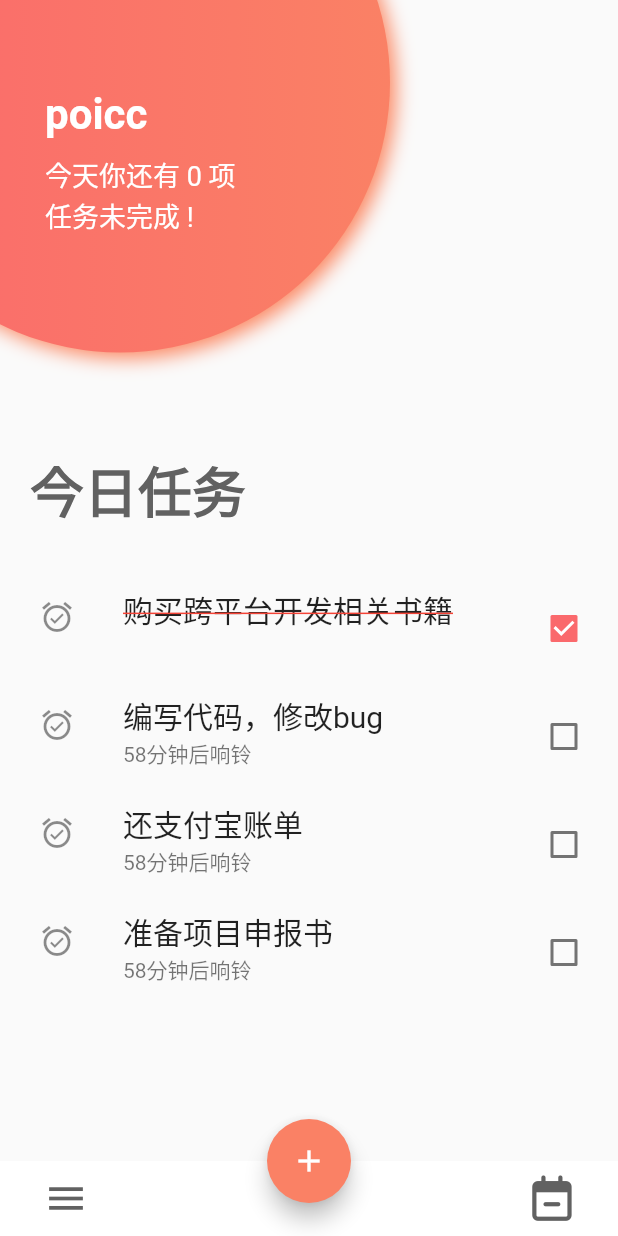
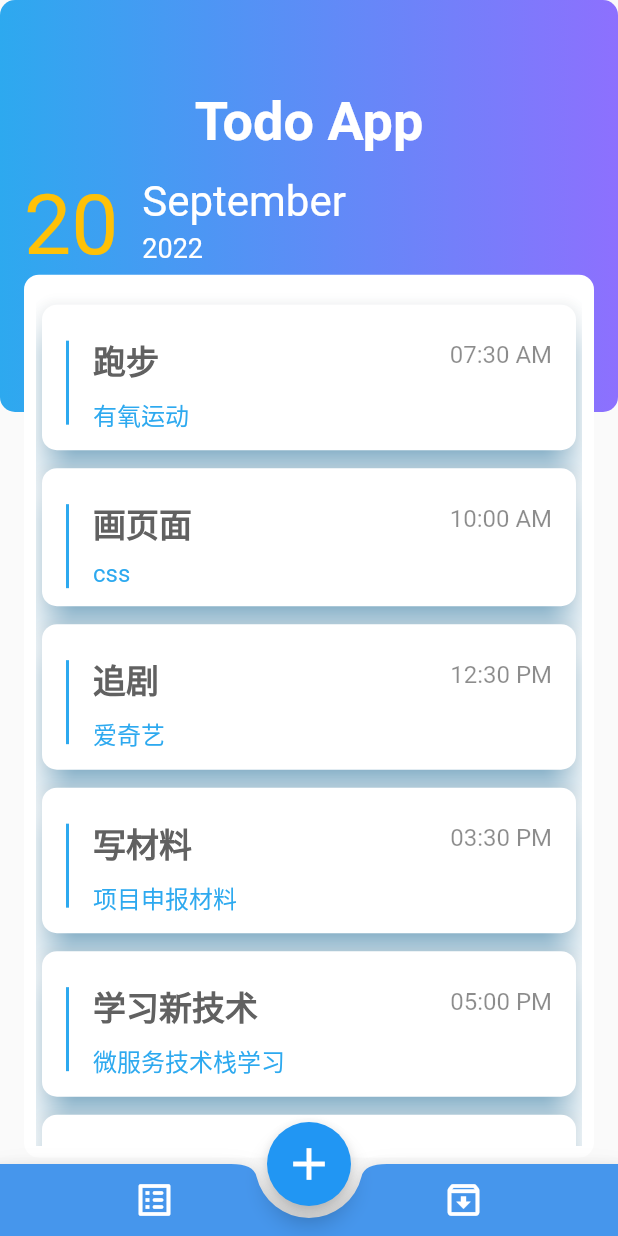
Before and after one commit to poicc/dart_code, a Flutter app: the screen it shows after launch, on a phone screen of 412 x 824 dp. Run offline on Flutter 3.47's test engine with Material 2 defaults, Android fonts, the phone set to English and light mode, and no system bars; our stand-ins replace cached_network_image, date_format, dio, flutter_custom_clippers, flutter_datetime_picker, flutter_html and 3 more.

Commit message:
day6打卡

```diff
--- /dev/null
+++ b/flutter_demo/lib/day21/data/task.dart
@@ -0,0 +1,18 @@
+class Task {
+  final String taskName;
+  final String description;
+  final DateTime taskTime;
+  final bool isDone;
+
+  Task(this.taskName, this.description, this.taskTime, this.isDone);
+}
+
+List<Task> listTask = [
+  Task('跑步', '有氧运动', DateTime(2022, 9, 20, 7, 30), false),
+  Task('画页面', 'css', DateTime(2022, 9, 20, 10, 00), false),
+  Task('追剧', '爱奇艺', DateTime(2022, 9, 20, 12, 30), false),
+  Task('写材料', '项目申报材料', DateTime(2022, 9, 20, 15, 30), false),
+  Task('学习新技术', '微服务技术栈学习', DateTime(2022, 9, 20, 17), false),
+  Task('茶颜悦色', '幽兰拿铁双倍奶油', DateTime(2022, 9, 17, 11), true),
+  Task('健康上报', '企业微信', DateTime(2022, 9, 18, 8), true),
+];
--- /dev/null
+++ b/flutter_demo/lib/day21/day06.dart
@@ -0,0 +1,150 @@
+import 'package:flutter/material.dart';
+import 'package:flutter_demo/day21/data/task.dart';
+import 'package:flutter_demo/day21/widget/CardWidget.dart';
+
+const Color color1 = Color(0xff8d70fe);
+const Color color2 = Color(0xff2da9ef);
+
+class TodoHomeTwoPage extends StatefulWidget {
+  const TodoHomeTwoPage({Key? key}) : super(key: key);
+
+  @override
+  State<TodoHomeTwoPage> createState() => _TodoHomeTwoPageState();
+}
+
+class _TodoHomeTwoPageState extends State<TodoHomeTwoPage> {
+  @override
+  Widget build(BuildContext context) {
+    final size = MediaQuery.of(context).size;
+    return Scaffold(
+      body: SizedBox(
+        width: size.width,
+        height: size.height,
+        child: Stack(
+          children: [
+            Positioned(
+              child: Container(
+                width: size.width,
+                height: size.height / 3,
+                decoration: const BoxDecoration(
+                  borderRadius: BorderRadius.horizontal(
+                    left: Radius.circular(10),
+                    right: Radius.circular(10),
+                  ),
+                  gradient: LinearGradient(
+                    colors: [color1, color2],
+                    begin: Alignment.centerRight,
+                    end: Alignment.centerLeft,
+                  ),
+                ),
+                child: Column(
+                  children: const [
+                    SizedBox(
+                      height: 60,
+                    ),
+                    Text(
+                      'Todo App',
+                      style: TextStyle(
+                        color: Colors.white,
+                        fontSize: 36,
+                        fontWeight: FontWeight.bold,
+                      ),
+                    ),
+                    SizedBox(
+                      height: 8,
+                    ),
+                    ListTile(
+                      leading: Text(
+                        '20',
+                        style: TextStyle(
+                          fontSize: 56,
+                          color: Colors.amber,
+                        ),
+                      ),
+                      title: Padding(
+                        padding: EdgeInsets.symmetric(vertical: 4),
+                        child: Text(
+                          'September',
+                          style: TextStyle(fontSize: 28, color: Colors.white),
+                        ),
+                      ),
+                      subtitle: Text(
+                        '2022',
+                        style: TextStyle(fontSize: 18, color: Colors.white),
+                      ),
+                    ),
+                  ],
+                ),
+              ),
+            ),
+            Positioned(
+              top: size.height / 4.5,
+              left: 16,
+              child: Container(
+                width: size.width - 32,
+                height: size.height / 1.4,
+                decoration: const BoxDecoration(
+                  color: Colors.white,
+                  borderRadius: BorderRadius.horizontal(
+                    left: Radius.circular(10),
+                    right: Radius.circular(10),
+                  ),
+                ),
+                child: Padding(
+                  padding: const EdgeInsets.all(8),
+                  child: ListView.separated(
+                    padding: const EdgeInsets.only(top: 8),
+                    itemBuilder: (context, index) {
+                      return CardWidget(task: listTask[index]);
+                    },
+                    separatorBuilder: (context, index) {
+                      return const SizedBox(
+                        height: 4,
+                      );
+                    },
+                    itemCount: listTask.length,
+                  ),
+                ),
+              ),
+            ),
+          ],
+        ),
+      ),
+      bottomNavigationBar: BottomAppBar(
+        color: const Color(0xff4696ec),
+        shape: const CircularNotchedRectangle(),
+        notchMargin: 8,
+        child: Row(
+          mainAxisSize: MainAxisSize.max,
+          mainAxisAlignment: MainAxisAlignment.spaceAround,
+          children: <Widget>[
+            IconButton(
+              onPressed: () {},
+              icon: const Icon(
+                Icons.list_alt_rounded,
+                color: Colors.white,
+                size: 28,
+              ),
+            ),
+            IconButton(
+              onPressed: () {},
+              icon: const Icon(
+                Icons.archive_outlined,
+                color: Colors.white,
+                size: 28,
+              ),
+            ),
+          ],
+        ),
+      ),
+      floatingActionButton: FloatingActionButton(
+        onPressed: () {},
+        child: const Icon(
+          Icons.add,
+          size: 36,
+        ),
+      ),
+      floatingActionButtonLocation: FloatingActionButtonLocation.centerDocked,
+    );
+  }
+}
--- /dev/null
+++ b/flutter_demo/lib/day21/widget/CardWidget.dart
@@ -0,0 +1,67 @@
+import 'package:flutter/material.dart';
+import 'package:flutter_demo/day21/data/task.dart';
+import 'package:intl/intl.dart';
+
+const Color color1 = Color(0xff8d70fe);
+const Color color2 = Color(0xff2da9ef);
+
+final titleStyle = TextStyle(
+  fontSize: 22,
+  color: Colors.grey.shade700,
+  fontWeight: FontWeight.bold,
+);
+
+const subTitleStyle = TextStyle(
+  color: color2,
+  fontSize: 16,
+);
+
+const TextStyle notDoneStyle = TextStyle(color: Colors.black45, fontSize: 16);
+
+const TextStyle doneStyle =
+    TextStyle(color: Colors.green, fontSize: 16, fontWeight: FontWeight.bold);
+
+class CardWidget extends StatelessWidget {
+  final Task task;
+
+  const CardWidget({Key? key, required this.task}) : super(key: key);
+
+  @override
+  Widget build(BuildContext context) {
+    return Card(
+      elevation: 10,
+      shadowColor: color2,
+      shape: RoundedRectangleBorder(
+        borderRadius: BorderRadius.circular(10),
+      ),
+      child: ListTile(
+        contentPadding: const EdgeInsets.symmetric(vertical: 8, horizontal: 16),
+        minLeadingWidth: 2,
+        leading: Container(
+          width: 2,
+          color: color2,
+        ),
+        title: Padding(
+          padding: const EdgeInsets.symmetric(vertical: 8),
+          child: Text(
+            task.taskName,
+            style: titleStyle,
+          ),
+        ),
+        subtitle: Text(
+          task.description,
+          style: subTitleStyle,
+        ),
+        trailing: task.isDone
+            ? const Text(
+                'Done',
+                style: doneStyle,
+              )
+            : Text(
+                DateFormat('hh:mm a').format(task.taskTime),
+                style: notDoneStyle,
+              ),
+      ),
+    );
+  }
+}
--- a/flutter_demo/lib/main.dart
+++ b/flutter_demo/lib/main.dart
@@ -34,7 +34,7 @@ import 'package:flutter_localizations/flutter_localizations.dart';
 import 'package:scoped_model/scoped_model.dart';
 
 import 'class2/theme_state_model.dart';
-import 'day21/day05.dart';
+import 'day21/day06.dart';
 
 void main() {
   runApp(const MyApp());
@@ -127,7 +127,7 @@ class MyApp extends StatelessWidget {
             ],
             supportedLocales: const [Locale('zh', 'CH'), Locale('en', 'US')],
             // home: PaintPage(doubleList: doubleList),
-            home: const TodoHomePage(),
+            home: const TodoHomeTwoPage(),
             // onGenerateRoute: onGenerateRoute,
             // routes: {
             //   '/': (context) => const NewsPage(),
```
